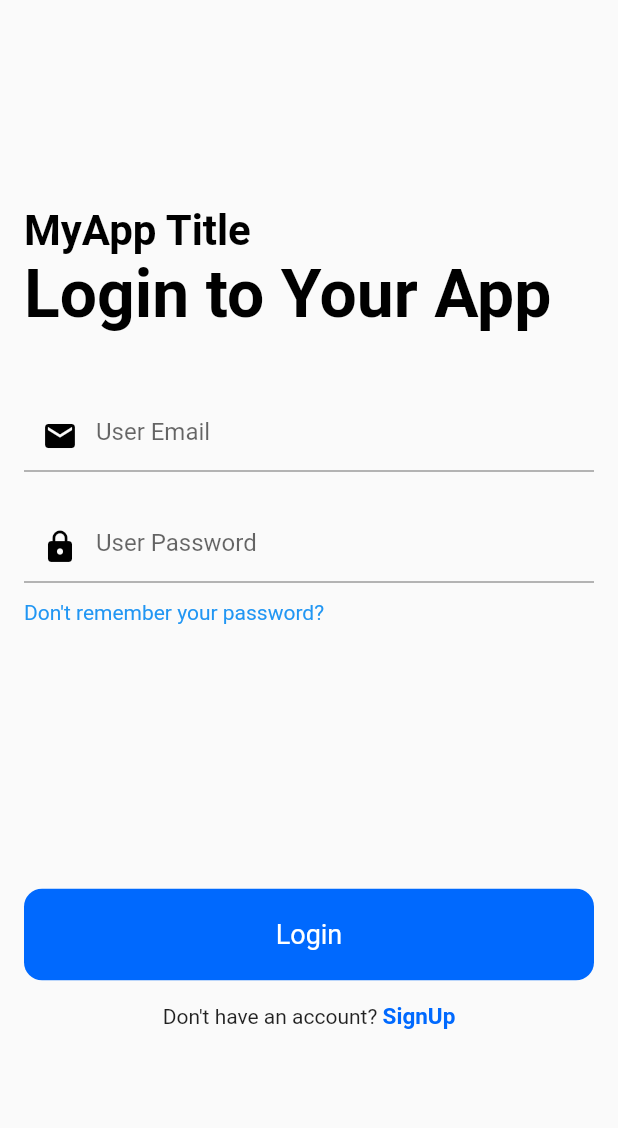
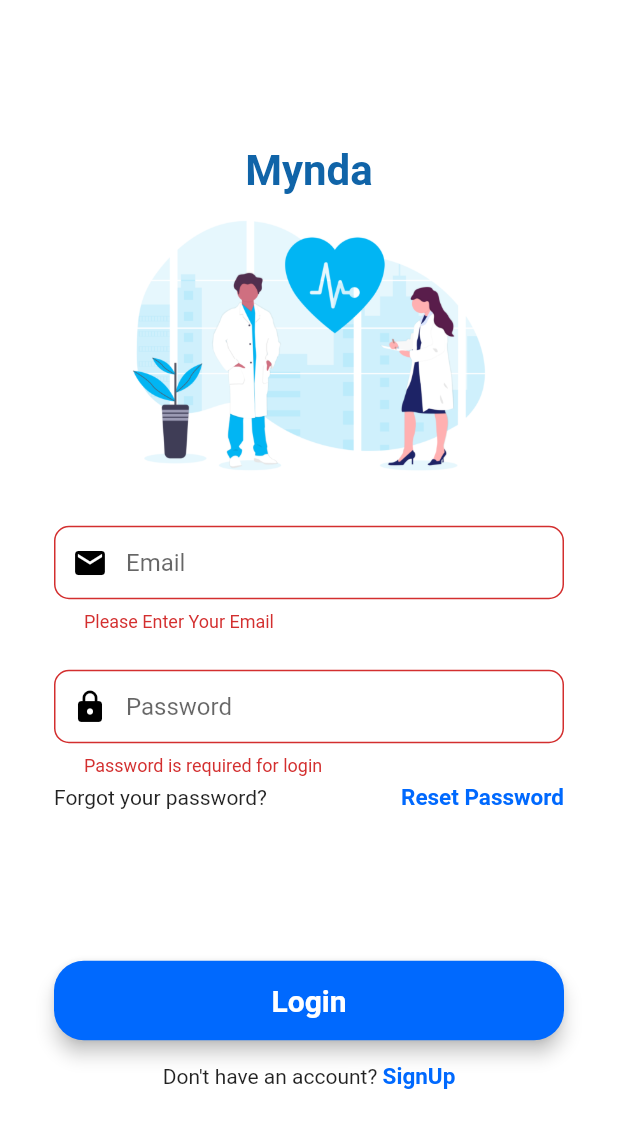
Before and after one commit to group-apk/Mynda, a Flutter app: the screen it shows after launch, after a tap on "Login", on a phone screen of 412 x 824 dp. Shown: the top 1128 px of the screen. Run offline on Flutter 3.47's test engine with Material 2 defaults, Android fonts, the light colour scheme and no system bars; our stand-ins replace cloud_firestore, firebase_auth, firebase_core, fluttertoast; accounts and stored records are empty.

Commit message:
finishing validator and ui login

```diff
--- a/lib/screen/login_screen.dart
+++ b/lib/screen/login_screen.dart
@@ -2,50 +2,34 @@ import 'package:firebase_auth/firebase_auth.dart';
 import 'package:flutter/material.dart';
 import 'dashboard_screen.dart';
 import '../screen/registration_screen.dart';
+import 'package:fluttertoast/fluttertoast.dart';
 
 // ignore_for_file: prefer_const_constructors
 // ignore_for_file: avoid_print
-
 class LoginScreen extends StatefulWidget {
   const LoginScreen({Key? key}) : super(key: key);
 
   @override
-  State<LoginScreen> createState() => _LoginScreenState();
+  _LoginScreenState createState() => _LoginScreenState();
 }
 
 class _LoginScreenState extends State<LoginScreen> {
-  //Login function
-  static Future<User?> loginUsingEmailPassword(
-      {required String email,
-      required String password,
-      required BuildContext context}) async {
-    FirebaseAuth auth = FirebaseAuth.instance;
-    User? user;
-    try {
-      UserCredential userCredential = await auth.signInWithEmailAndPassword(
-          email: email, password: password);
-      user = userCredential.user;
-    } on FirebaseAuthException catch (e) {
-      if (e.code == "user-not-found") {
-        print("No user found for that email");
-      }
-    }
+  // form key
+  final _formKey = GlobalKey<FormState>();
 
-    return user;
-  }
+  // editing controller
+  final TextEditingController emailController =  TextEditingController();
+  final TextEditingController passwordController =  TextEditingController();
+
+  // firebase
+  final _auth = FirebaseAuth.instance;
+
+  // string for displaying the error Message
+  String? errorMessage;
 
   @override
   Widget build(BuildContext context) {
-    //create the textfiled controller
-    TextEditingController _emailController = TextEditingController();
-    TextEditingController _passwordController = TextEditingController();
 
-    return Padding(
-      padding: const EdgeInsets.all(16.0),
-      child: Column(
-        mainAxisAlignment: MainAxisAlignment.center,
-        crossAxisAlignment: CrossAxisAlignment.start,
-        children: [
           const Text(
             "MyApp Title",
             style: TextStyle(
@@ -53,7 +37,7 @@ class _LoginScreenState extends State<LoginScreen> {
               fontSize: 28.0,
               fontWeight: FontWeight.bold,
             ),
-          ),
+          );
           const Text(
             "Login to Your App",
             style: TextStyle(
@@ -61,69 +45,142 @@ class _LoginScreenState extends State<LoginScreen> {
               fontSize: 44.0,
               fontWeight: FontWeight.bold,
             ),
+          );
+          const SizedBox(
+            height: 44.0);
+
+    //email field
+    final emailField = TextFormField(
+        autofocus: false,
+        controller: emailController,
+        keyboardType: TextInputType.emailAddress,
+        validator: (value) {
+          if (value!.isEmpty) {
+            return ("Please Enter Your Email");
+          }
+          // reg expression for email validation
+          if (!RegExp("^[a-zA-Z0-9+_.-]+@[a-zA-Z0-9.-]+.[a-z]")
+              .hasMatch(value)) {
+            return ("Please Enter a valid email");
+          }
+          return null;
+        },
+        onSaved: (value) {
+          emailController.text = value!;
+        },
+        textInputAction: TextInputAction.next,
+        decoration: InputDecoration(
+          prefixIcon: Icon(Icons.mail, color: Colors.black),
+          contentPadding: EdgeInsets.fromLTRB(20, 15, 20, 15),
+          hintText: "Email",
+          border: OutlineInputBorder(
+            borderRadius: BorderRadius.circular(10),
           ),
-          const SizedBox(
-            height: 44.0,
+        ));
+
+    //password field
+    final passwordField = TextFormField(
+        autofocus: false,
+        controller: passwordController,
+        obscureText: true,
+        validator: (value) {
+          RegExp regex =  RegExp(r'^.{6,}$');
+          if (value!.isEmpty) {
+            return ("Password is required for login");
+          }
+          if (!regex.hasMatch(value)) {
+            return ("Enter Valid Password(Min. 6 Character)");
+          }
+          return null;
+        },
+        onSaved: (value) {
+          passwordController.text = value!;
+        },
+        textInputAction: TextInputAction.done,
+        decoration: InputDecoration(
+          prefixIcon: Icon(Icons.lock, color: Colors.black),
+          contentPadding: EdgeInsets.fromLTRB(20, 15, 20, 15),
+          hintText: "Password",
+          border: OutlineInputBorder(
+            borderRadius: BorderRadius.circular(10),
           ),
-          TextField(
-            controller: _emailController,
-            keyboardType: TextInputType.emailAddress,
-            decoration: const InputDecoration(
-              hintText: "User Email",
-              prefixIcon: Icon(Icons.mail, color: Colors.black),
+        ));
+
+    final loginButton = Material(
+      elevation: 5,
+      borderRadius: BorderRadius.circular(20),
+      color: Color(0xFF0069FE),
+      child: MaterialButton(
+          padding: EdgeInsets.fromLTRB(20, 15, 20, 15),
+          minWidth: MediaQuery.of(context).size.width,
+          onPressed: () {
+            signIn(emailController.text, passwordController.text);
+          },
+          child: Text(
+            "Login",
+            textAlign: TextAlign.center,
+            style: TextStyle(
+                fontSize: 20, color: Colors.white, fontWeight: FontWeight.bold),
+          )),
+    );
+
+    return Scaffold(
+      backgroundColor: Colors.white,
+      body: SafeArea(
+        child: Center(
+
+          child: SingleChildScrollView(
+            child: Container(
+              color: Colors.white,
+              child: Padding(
+                padding: const EdgeInsets.all(36.0),
+                child: Form(
+                  key: _formKey,
+                  child: Column(
+                    mainAxisAlignment: MainAxisAlignment.center,
+                    crossAxisAlignment: CrossAxisAlignment.center,
+                    children: <Widget>[
+                      Text(
+                        "Mynda",
+                        style: TextStyle(
+                          color: Color.fromARGB(255, 16, 100, 168),
+                          fontSize: 28.0,
+                          fontWeight: FontWeight.bold,
+                        ),),
+                      SizedBox(
+                          height: 200,
+                          child: Image.asset(
+                            "assets/login1.png",
+                            fit: BoxFit.contain,
+                          )),
+                      SizedBox(height: 20),
+                      emailField,
+                      SizedBox(height: 25),
+                      passwordField,
+                      SizedBox(height: 5),
+                      Row(
+                          mainAxisAlignment: MainAxisAlignment.spaceBetween,
+                          children: <Widget>[
+                            Text("Forgot your password? "),
+                            GestureDetector(
+                              onTap: () {
+                                Navigator.push(
+                                    context,
+                                    MaterialPageRoute(
+                                        builder: (context) =>
+                                            RegistrationScreen()));
+                              },
+                              child: Text(
+                                "Reset Password",
+                                style: TextStyle(
+                                    color: Color(0xFF0069FE),
+                                    fontWeight: FontWeight.bold,
+                                    fontSize: 15),
                               ),
-          ),
-          const SizedBox(
-            height: 26.0,
-          ),
-          TextField(
-            controller: _passwordController,
-            obscureText: true,
-            decoration: const InputDecoration(
-              hintText: "User Password",
-              prefixIcon: Icon(Icons.lock, color: Colors.black),
-            ),
-          ),
-          const SizedBox(
-            height: 12.0,
-          ),
-          const Text(
-            "Don't remember your password?",
-            style: TextStyle(color: Colors.blue),
-          ),
-          const SizedBox(
-            height: 88.0,
-          ),
-          SizedBox(height: 88),
-          SizedBox(
-            width: double.infinity,
-            child: RawMaterialButton(
-              fillColor: const Color(0xFF0069FE),
-              elevation: 0.0,
-              padding: const EdgeInsets.symmetric(vertical: 20.0),
-              shape: RoundedRectangleBorder(
-                  borderRadius: BorderRadius.circular(12.0)),
-              onPressed: () async {
-                User? user = await loginUsingEmailPassword(
-                    email: _emailController.text,
-                    password: _passwordController.text,
-                    context: context);
-                print(user);
-                if (user != null) {
-                  Navigator.of(context).pushReplacement(
-                      MaterialPageRoute(builder: (context) => Dashboard()));
-                  //make a new screen
-                }
-              },
-              child: const Text(
-                "Login",
-                style: TextStyle(
-                  color: Colors.white,
-                  fontSize: 18.0,
-                ),
-              ),
-            ),
-          ),
+                            )
+                          ]),
+                      SizedBox(height: 100),
+                      loginButton,
                       SizedBox(height: 15),
                       Row(
                           mainAxisAlignment: MainAxisAlignment.center,
@@ -134,7 +191,8 @@ class _LoginScreenState extends State<LoginScreen> {
                                 Navigator.push(
                                     context,
                                     MaterialPageRoute(
-                          builder: (context) => RegistrationScreen()));
+                                        builder: (context) =>
+                                            RegistrationScreen()));
                               },
                               child: Text(
                                 "SignUp",
@@ -144,10 +202,56 @@ class _LoginScreenState extends State<LoginScreen> {
                                     fontSize: 15),
                               ),
                             )
+                          ])
                     ],
                   ),
-        ],
+                ),
+              ),
+            ),
+          ),
+        ),
       ),
     );
   }
+
+  // login function
+  void signIn(String email, String password) async {
+    if (_formKey.currentState!.validate()) {
+      try {
+        await _auth
+            .signInWithEmailAndPassword(email: email, password: password)
+            .then((uid) => {
+                  Fluttertoast.showToast(msg: "Login Successful"),
+                  Navigator.of(context).pushReplacement(
+                      MaterialPageRoute(builder: (context) => Dashboard())),
+                });
+      } on FirebaseAuthException catch (error) {
+        switch (error.code) {
+          case "invalid-email":
+            errorMessage = "Your email address appears to be malformed.";
+
+            break;
+          case "wrong-password":
+            errorMessage = "Your password is wrong.";
+            break;
+          case "user-not-found":
+            errorMessage = "User with this email doesn't exist.";
+            break;
+          case "user-disabled":
+            errorMessage = "User with this email has been disabled.";
+            break;
+          case "too-many-requests":
+            errorMessage = "Too many requests";
+            break;
+          case "operation-not-allowed":
+            errorMessage = "Signing in with Email and Password is not enabled.";
+            break;
+          default:
+            errorMessage = "An undefined Error happened.";
         }
+        Fluttertoast.showToast(msg: errorMessage!);
+        print(error.code);
+      }
+    }
+  }
+}
--- a/pubspec.yaml
+++ b/pubspec.yaml
@@ -62,8 +62,8 @@ flutter:
   uses-material-design: true
 
   # To add assets to your application, add an assets section, like this:
-  # assets:
-  #   - images/a_dot_burr.jpeg
+  assets:
+     - assets/login1.png
   #   - images/a_dot_ham.jpeg
 
   # An image asset can refer to one or more resolution-specific "variants", see
```
Also changed, not shown: assets/login1.png (added). Lines whose indentation alone changed are shown as unchanged.
